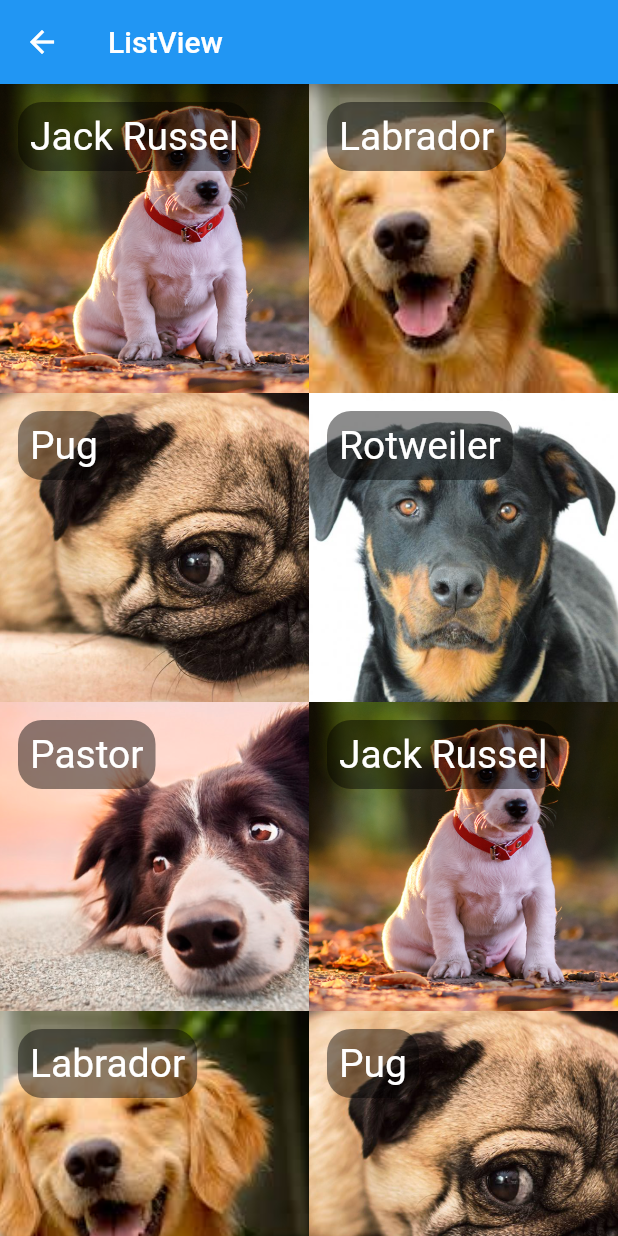
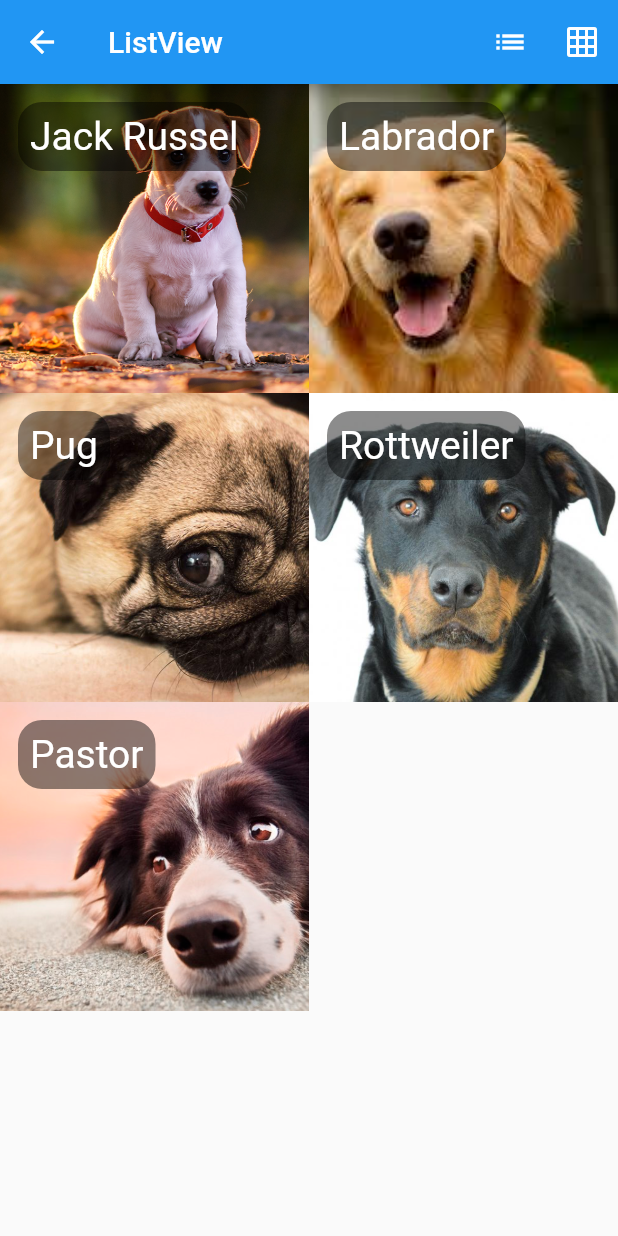
Before and after one commit to xjeansantana/FlutterEssencial, a Flutter app: the HelloListView screen opened directly, on a phone screen of 412 x 824 dp. Run offline on Flutter 3.47's test engine with Material 2 defaults, Android fonts, the phone set to English and light mode, and no system bars.

Commit message:
Navegando para a tela de detalhes (Dog)

```diff
--- a/lib/pages/hello_listview.dart
+++ b/lib/pages/hello_listview.dart
@@ -1,3 +1,5 @@
+import 'package:aula01/pages/dog_page.dart';
+import 'package:aula01/utils/nav.dart';
 import 'package:flutter/material.dart';
 
 class Dog {
@@ -7,12 +9,39 @@ class Dog {
   Dog(this.nome, this.foto);
 }
 
-class HelloListView extends StatelessWidget {
+class HelloListView extends StatefulWidget {
+  @override
+  _HelloListViewState createState() => _HelloListViewState();
+}
+
+class _HelloListViewState extends State<HelloListView> {
+  bool _gridView = true;
+
   @override
   Widget build(BuildContext context) {
     return Scaffold(
       appBar: AppBar(
         title: Text("ListView"),
+        actions: <Widget>[
+          IconButton(
+            icon: Icon(Icons.list),
+            onPressed: () {
+              print("Lista");
+              setState(() {
+                _gridView = false;
+              });
+            },
+          ),
+          IconButton(
+            icon: Icon(Icons.grid_on),
+            onPressed: () {
+              print("Grid");
+              setState(() {
+                _gridView = true;
+              });
+            },
+          )
+        ],
       ),
       body: _body(),
     );
@@ -23,21 +52,38 @@ class HelloListView extends StatelessWidget {
       Dog("Jack Russel", "assets/images/dog1.png"),
       Dog("Labrador", "assets/images/dog2.png"),
       Dog("Pug", "assets/images/dog3.png"),
-      Dog("Rotweiler", "assets/images/dog4.png"),
-      Dog("Pastor", "assets/images/dog5.png"),
-      Dog("Jack Russel", "assets/images/dog1.png"),
-      Dog("Labrador", "assets/images/dog2.png"),
-      Dog("Pug", "assets/images/dog3.png"),
-      Dog("Rotweiler", "assets/images/dog4.png"),
-      Dog("Pastor", "assets/images/dog5.png"),
+      Dog("Rottweiler", "assets/images/dog4.png"),
+      Dog("Pastor", "assets/images/dog5.png")
     ];
 
+    if (_gridView) {
       return GridView.builder(
-      gridDelegate: SliverGridDelegateWithFixedCrossAxisCount(crossAxisCount: 2),
+        gridDelegate:
+            SliverGridDelegateWithFixedCrossAxisCount(crossAxisCount: 2),
         itemCount: dogs.length,
-        itemBuilder: (context, index) {
+        itemBuilder: (BuildContext context, int index) {
+          return _itemView(dogs, index);
+        },
+      );
+    } else {
+      return ListView.builder(
+        itemExtent: 350,
+        itemCount: dogs.length,
+        itemBuilder: (BuildContext context, int index) {
+          return _itemView(dogs, index);
+        },
+      );
+    }
+  }
+
+  _itemView(List<Dog> dogs, int index) {
     Dog dog = dogs[index];
-          return Stack(
+
+    return GestureDetector(
+      onTap: () {
+        push(context, DogPage(dog));
+      },
+      child: Stack(
         fit: StackFit.expand,
         children: <Widget>[
           _img(dog.foto),
@@ -48,17 +94,16 @@ class HelloListView extends StatelessWidget {
               padding: EdgeInsets.all(8),
               decoration: BoxDecoration(
                   color: Colors.black45,
-                    borderRadius: BorderRadius.circular(16)
-                  ),
+                  borderRadius: BorderRadius.circular(16)),
               child: Text(
                 dog.nome,
                 style: TextStyle(fontSize: 26, color: Colors.white),
               ),
             ),
-              )
+          ),
         ],
+      ),
     );
-        });
   }
 
   _img(String img) {
```
Also changed, not shown: lib/pages/dog_page.dart (added, +21 -0 lines). Lines whose indentation alone changed are shown as unchanged.
